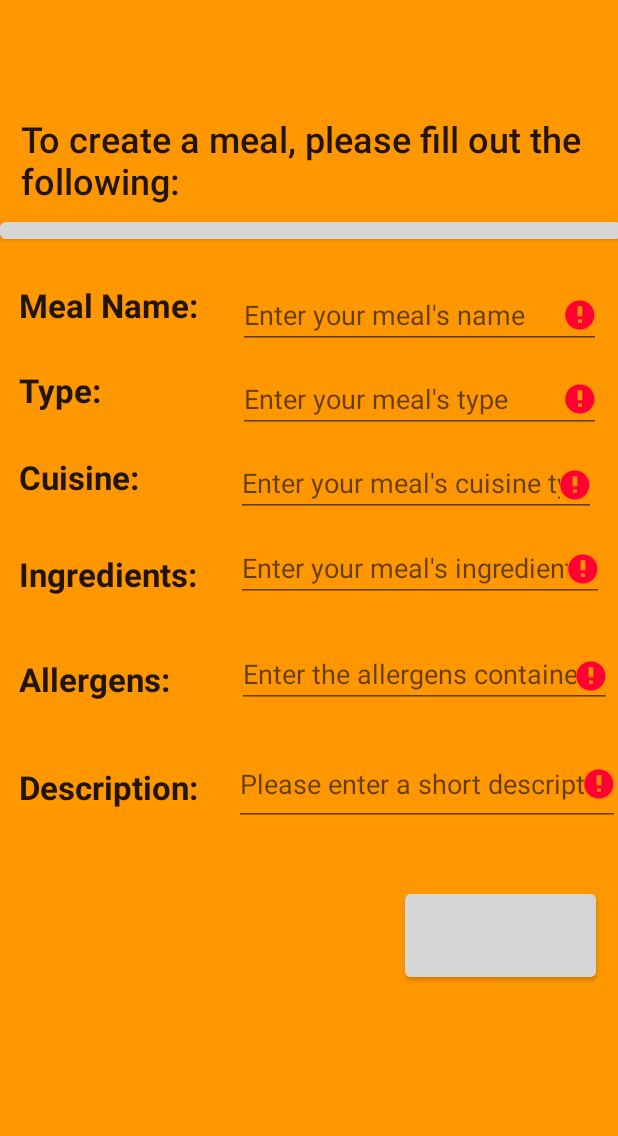
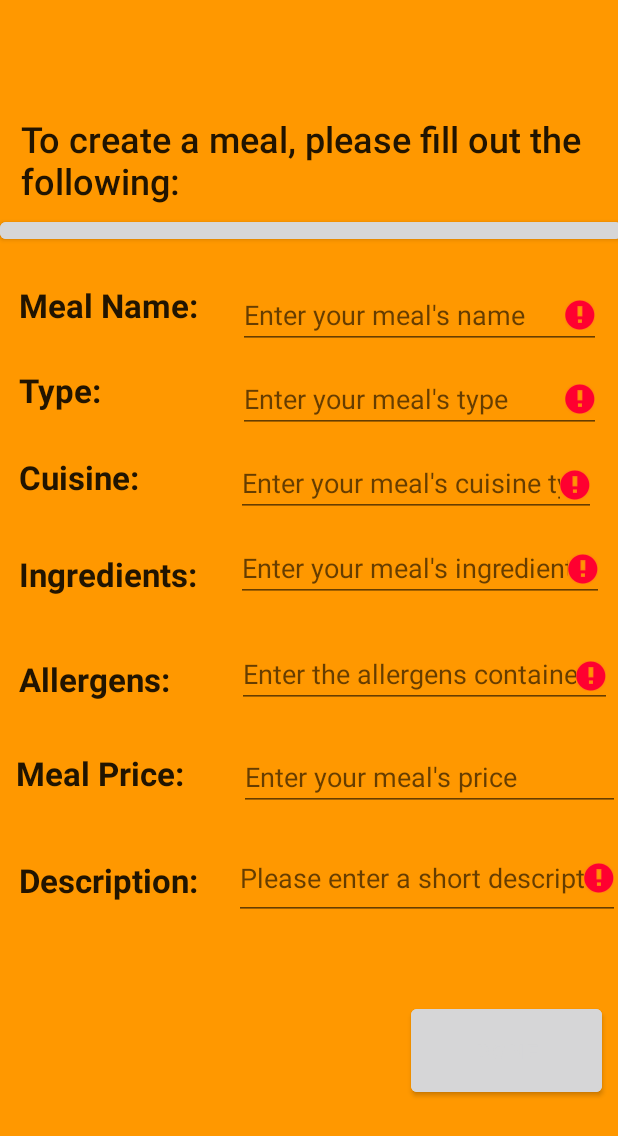
Before and after one commit to Imane-ux/Food-App, an Android app: the fragment CookHomePage placed in its activity, after a tap on "DONE", on a phone screen of 412 x 824 dp. Shown: the top 1136 px of the screen. Run offline under Robolectric (Android 15) with nearby library versions, the phone set to English and light mode, and no system bars; our stand-ins replace Firebase (no records; nobody signed in at launch, a user with empty details on screens opened directly); Roboto replaces fonts that are not available here; 1 other tap on this screen came first.

Commit message:
commiting some files for deliv 4

```diff
--- a/app/src/main/java/com/example/mealyapp/AddMealFragment.java
+++ b/app/src/main/java/com/example/mealyapp/AddMealFragment.java
@@ -33,6 +33,7 @@ public class AddMealFragment extends Fragment {
         EditText inIngredients= view.findViewById(R.id.etIngredients);
         EditText inAllergens= view.findViewById(R.id.etALlergens);
         EditText inDescription= view.findViewById(R.id.etDescription);
+        EditText inPrice= view.findViewById(R.id.eTPrice);
 
         Button btnDone= view.findViewById(R.id.doneBTn);
         btnDone.setOnClickListener(new View.OnClickListener() {
@@ -44,6 +45,7 @@ public class AddMealFragment extends Fragment {
                 String mIngredients= inIngredients.getText().toString();
                 String mAllergens= inAllergens.getText().toString();
                 String mDescription = inDescription.getText().toString();
+                String mPrice= inPrice.getText().toString();
                 String userID = mAuth.getInstance().getCurrentUser().getUid();
 
 
@@ -68,13 +70,17 @@ public class AddMealFragment extends Fragment {
                     inAllergens.setError("Enter allergens present in your meal!. If none, type none");
                     btnDone.setClickable(false);
                 }
+                if (TextUtils.isEmpty(mPrice)){
+                    inAllergens.setError("Enter your meal's price!. It can't be for free, no? ");
+                    btnDone.setClickable(false);
+                }
                 if (TextUtils.isEmpty(mDescription)){
                     inDescription.setError("Enter address!");
                     btnDone.setClickable(false);
                 }else{
 
                 reference= FirebaseDatabase.getInstance().getReference("Meals").child(userID);
-                Meal meal= new Meal(mName, mtype,mcuisine,mIngredients,mAllergens,mDescription);
+                Meal meal= new Meal(mName, mtype,mcuisine,mIngredients,mAllergens,mPrice, mDescription, userID);
 
                 //String userID = mAuth.getInstance().getCurrentUser().getUid();
                 String id = reference.push().getKey();
--- a/app/src/main/res/layout/fragment_add_meal.xml
+++ b/app/src/main/res/layout/fragment_add_meal.xml
@@ -94,7 +94,7 @@
             app:layout_constraintHorizontal_bias="0.045"
             app:layout_constraintStart_toStartOf="parent"
             app:layout_constraintTop_toTopOf="parent"
-            app:layout_constraintVertical_bias="0.672" />
+            app:layout_constraintVertical_bias="0.763" />
 
         <TextView
             android:id="@+id/textView15"
@@ -191,7 +191,7 @@
             app:layout_constraintHorizontal_bias="1.0"
             app:layout_constraintStart_toEndOf="@+id/textView14"
             app:layout_constraintTop_toTopOf="parent"
-            app:layout_constraintVertical_bias="0.665" />
+            app:layout_constraintVertical_bias="0.758" />
 
         <Button
             android:id="@+id/button"
@@ -213,9 +213,37 @@
             android:text="Done"
             app:layout_constraintBottom_toBottomOf="parent"
             app:layout_constraintEnd_toEndOf="parent"
-            app:layout_constraintHorizontal_bias="0.943"
+            app:layout_constraintHorizontal_bias="0.957"
             app:layout_constraintStart_toStartOf="parent"
             app:layout_constraintTop_toTopOf="parent"
-            app:layout_constraintVertical_bias="0.82" />
+            app:layout_constraintVertical_bias="0.936" />
+
+        <TextView
+            android:id="@+id/textView4"
+            android:layout_width="127dp"
+            android:layout_height="40dp"
+            android:text="Meal Price:"
+            android:textAppearance="@style/TextAppearance.AppCompat.Large"
+            android:textStyle="bold"
+            app:layout_constraintBottom_toBottomOf="parent"
+            app:layout_constraintEnd_toEndOf="parent"
+            app:layout_constraintHorizontal_bias="0.038"
+            app:layout_constraintStart_toStartOf="parent"
+            app:layout_constraintTop_toTopOf="parent"
+            app:layout_constraintVertical_bias="0.658" />
+
+        <EditText
+            android:id="@+id/eTPrice"
+            android:layout_width="254dp"
+            android:layout_height="44dp"
+            android:ems="10"
+            android:hint="Enter your meal's price"
+            android:inputType="textPersonName"
+            app:layout_constraintBottom_toBottomOf="parent"
+            app:layout_constraintEnd_toEndOf="parent"
+            app:layout_constraintHorizontal_bias="1.0"
+            app:layout_constraintStart_toStartOf="parent"
+            app:layout_constraintTop_toTopOf="parent"
+            app:layout_constraintVertical_bias="0.656" />
     </androidx.constraintlayout.widget.ConstraintLayout>
 </FrameLayout>
--- a/app/src/main/res/layout/fragment_client_home_page.xml
+++ b/app/src/main/res/layout/fragment_client_home_page.xml
@@ -60,10 +60,10 @@
             android:src="@drawable/ic_search_24"
             app:layout_constraintBottom_toBottomOf="parent"
             app:layout_constraintEnd_toEndOf="parent"
-            app:layout_constraintHorizontal_bias="0.013"
+            app:layout_constraintHorizontal_bias="0.0"
             app:layout_constraintStart_toStartOf="parent"
             app:layout_constraintTop_toTopOf="parent"
-            app:layout_constraintVertical_bias="0.01" />
+            app:layout_constraintVertical_bias="0.021" />
 
         <Button
             android:id="@+id/button4"
```
Also changed, not shown: app/src/main/java/com/example/mealyapp/CookHomePage.java (+12 -0 lines), app/src/main/java/com/example/mealyapp/Meal.java (+24 -2 lines), app/src/main/res/layout/meal_view.xml (+21 -5 lines), app/src/main/res/layout/offeredmeal_view.xml (+21 -5 lines), 1 other file.
